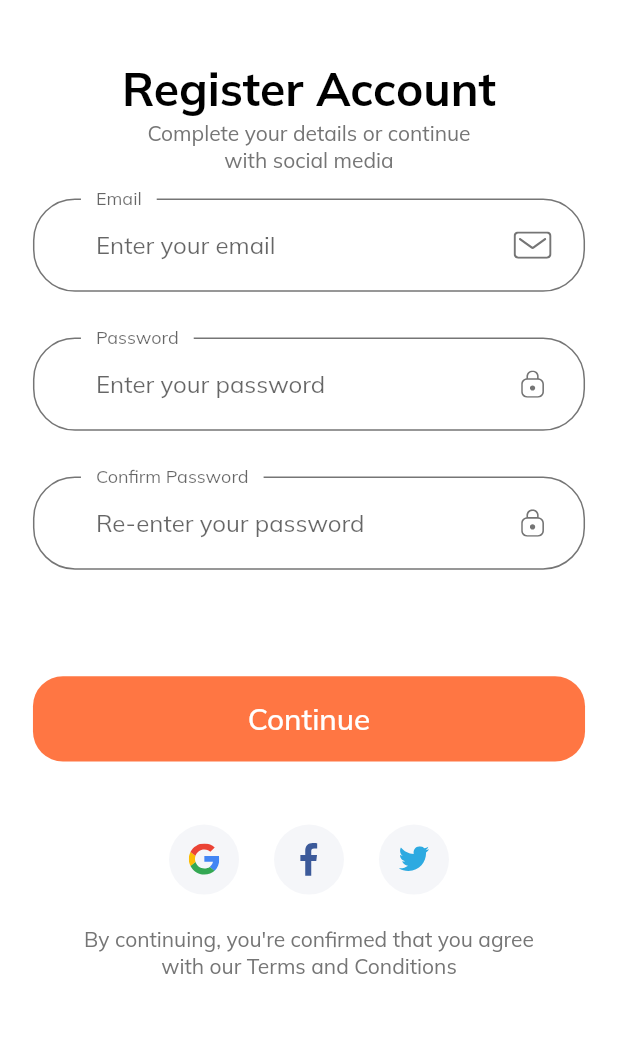
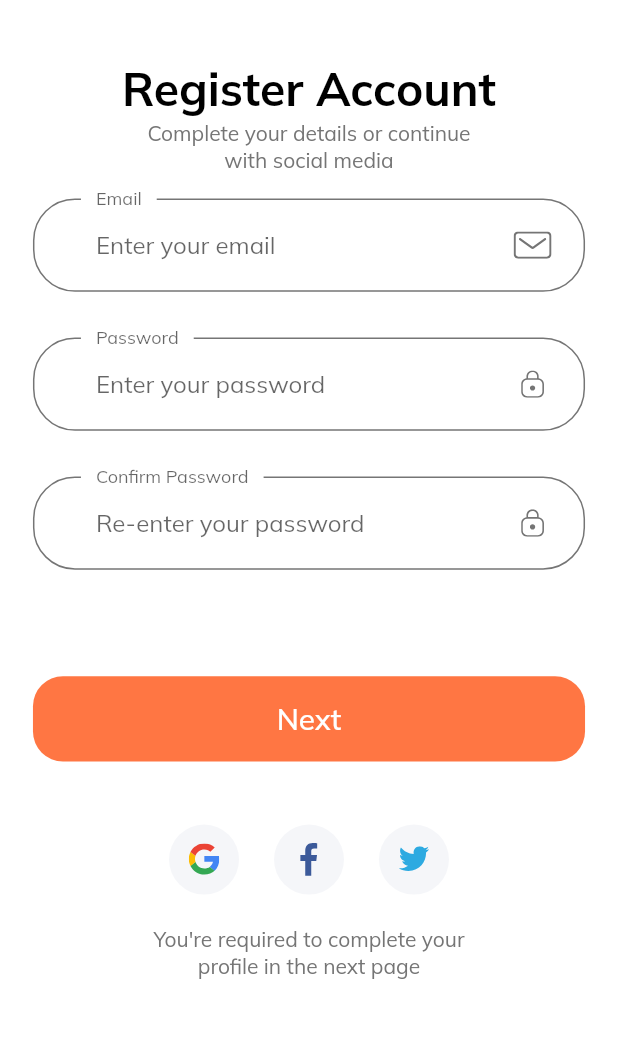
Before and after one commit to ngzk999/ECommerce, a Flutter app: the SignUpScreen screen opened by its route, on a phone screen of 412 x 824 dp, the part 58-1096 px from its top. Run offline on Flutter 3.47's test engine with Material 2 defaults, Android fonts, the phone set to English and light mode, and no system bars; our stand-ins replace flutter_signin_button, flutter_svg.

Commit message:
Enhancement UI

```diff
--- a/lib/screens/sign_up/components/body.dart
+++ b/lib/screens/sign_up/components/body.dart
@@ -33,7 +33,8 @@ class Body extends StatelessWidget {
               const SocialLoginRow(),
               SizedBox(height: getProportionateScreenHeight(20)),
               const Text(
-                "By continuing, you're confirmed that you agree \nwith our Terms and Conditions",
+                "You're required to complete your \nprofile in the next page",
+                // "By continuing, you're confirmed that you agree \nwith our Terms and Conditions",
                 textAlign: TextAlign.center,
               ),
             ],
--- a/lib/screens/sign_up/components/sign_up_form.dart
+++ b/lib/screens/sign_up/components/sign_up_form.dart
@@ -32,7 +32,7 @@ class _SignUpFormState extends State<SignUpForm> {
           FormError(errors: errors),
           SizedBox(height: getProportionateScreenHeight(40)),
           DefaultButton(
-            text: "Continue",
+            text: "Next",
             press: () {
               if (_formKey.currentState!.validate()) {
                 // Go to complete profile page
```
